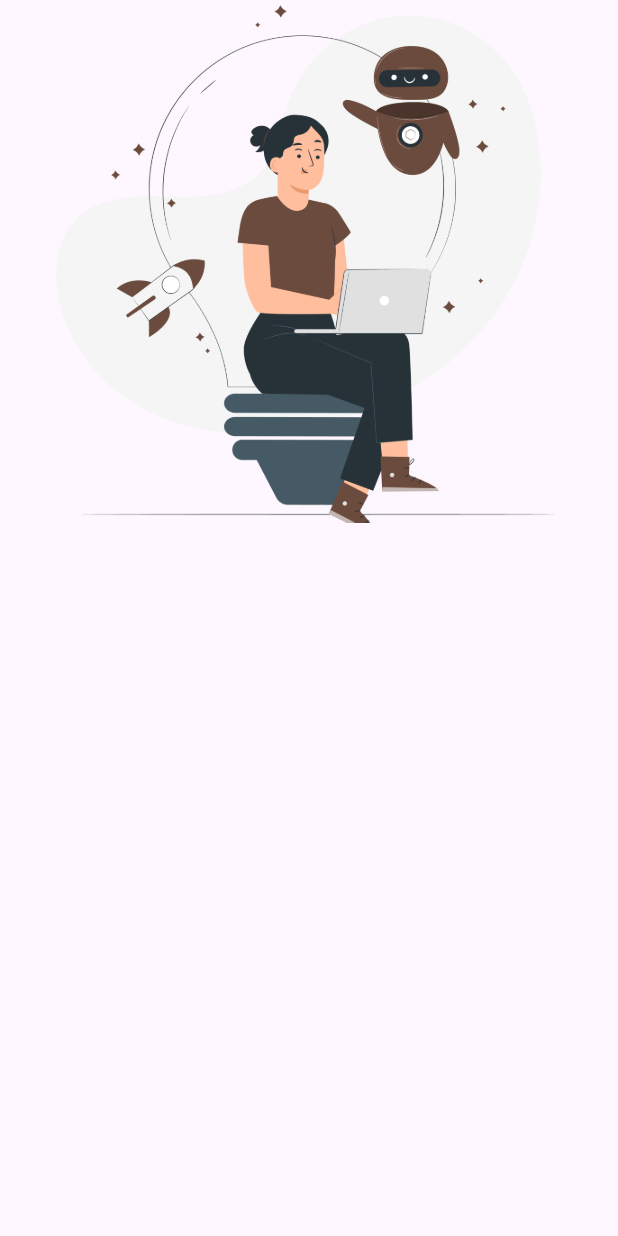
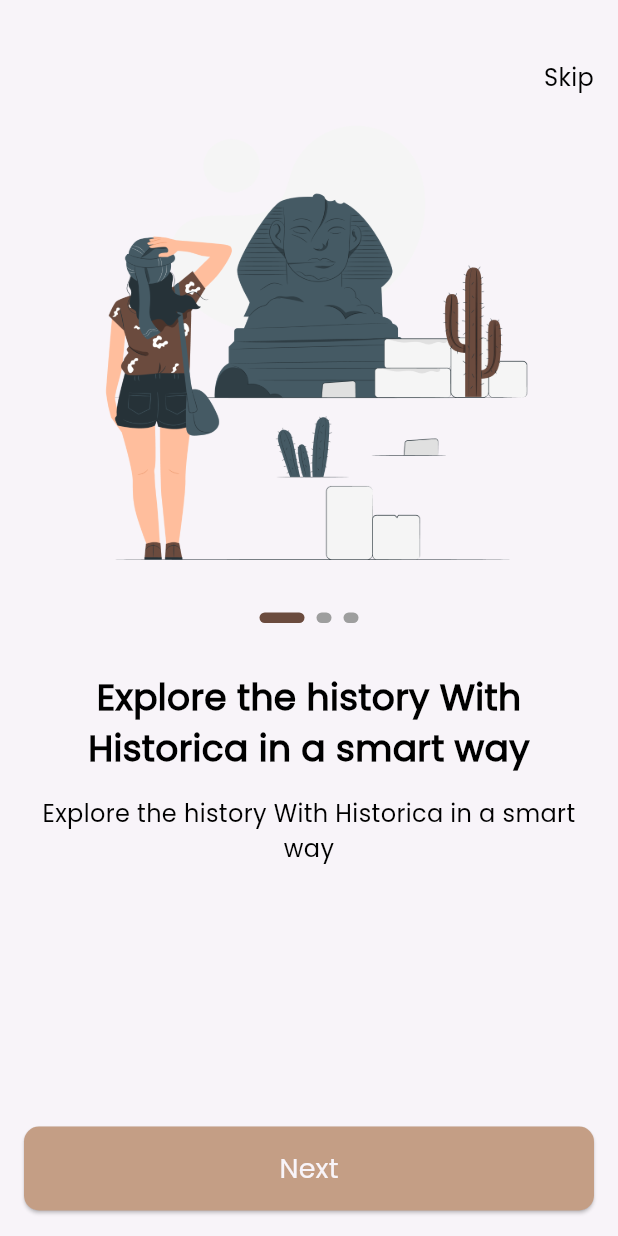
Before and after one commit to EyadHany30/Historica, a Flutter app: the screen it shows after launch, on a phone screen of 412 x 824 dp. Run offline on Flutter 3.47's test engine with Material 3 defaults, Android fonts, the light colour scheme and no system bars; drawn by our look-alikes of smooth_page_indicator; our stand-ins replace go_router.

Commit message:
day1final

```diff
--- /dev/null
+++ b/lib/core/functions/navigation.dart
@@ -0,0 +1,5 @@
+import 'package:go_router/go_router.dart';
+
+void customNavigate(context, String path) {
+  GoRouter.of(context).push(path);
+}
--- /dev/null
+++ b/lib/core/routes/app_router.dart
@@ -0,0 +1,14 @@
+import 'package:go_router/go_router.dart';
+import 'package:historica/features/on_boarding/presentation/view/on_boarding_view.dart';
+import 'package:historica/features/splash/presentation/views/splash_view.dart';
+
+final GoRouter router = GoRouter(routes: [
+  GoRoute(
+    path: "/",
+    builder: (context, state) => const SplashView(),
+  ),
+  GoRoute(
+    path: "/onBoarding",
+    builder: (context, state) => const OnBoardingView(),
+  ),
+]);
--- a/lib/core/utils/app_strings.dart
+++ b/lib/core/utils/app_strings.dart
@@ -0,0 +1,79 @@
+abstract class AppStrings {
+  //ToDo:All Strings
+
+  static const String appName = "Historica",
+      //!On Boarding Strings
+      skip = "Skip",
+      next = "Next",
+      createAccount = "Create Account",
+      loginNow = "Login Now",
+      //!Auth Strings
+      welcome = "Welcome!",
+      welcomeBack = "Welcome Back!",
+      fristName = "First Name",
+      lastName = "Last Name",
+      emailAddress = "Email Address",
+      password = "Password",
+      iHaveAgreeToOur = "I have agree to our ",
+      termsAndCondition = "Terms and Condition",
+      signUp = "Sign Up",
+      signIn = "Sign In",
+      alreadyHaveAnAccount = "Already have an account ? ",
+      dontHaveAnAccount = "Don’t have an account ? ",
+      forgotPassword = "Forgot Password ?",
+      //!Home Strings
+      recommendations = "Recommendations",
+      about = "About",
+      wars = "Wars",
+      //!Search Strings
+      searchDeepIntoTheHistory = "Search deep into the history",
+      recent = "Recent",
+      //!Profile Strings
+      profile = "Profile",
+      account = "Account",
+      editProfile = "Edit Profile",
+      notification = "Notification",
+      general = "General",
+      settings = "Settings",
+      security = "Security",
+      privacyPolicy = "Privacy Policy",
+      logOut = "Log Out",
+      //!Bazar
+      bazar = "Bazar",
+      historicalPeriods = "Historical periods",
+      historicalCharacters = "Historical Characters",
+      historyBooks = "History Books",
+      historicalSouvenirs = "Historical Souvenirs",
+      //!Cart
+      myCart = "My Cart",
+      totalPayment = "Total Payment",
+      checkoutNow = "Checkout Now",
+      //!Payment Strings
+      checkoutScreen = "Checkout Screen",
+      deliveryAddress = "Delivery Address",
+      change = "Change",
+      items = "1 items",
+      selectedProduct = "Selected Product",
+      paymentMethod = "Payment Method",
+      confirmPayment = "Confirm Payment",
+      orderSuccess = "Order Success",
+      thankYou =
+          "Thank you for your order here and your package will be sent to your address very quickly and fast good product",
+      backToHome = "Back To Home",
+      //!Forgot password
+      forgotPasswordPage = "Forgot Password",
+      sendResetPasswordLink = "Send Reset Passwrod Link",
+      verificationNow = "Verification Now",
+      resendCode = "Resend Code",
+      verifyAccount = "Verify Account",
+      enter4DigitCodeWeHaveSentTo = "Enter 4 digit code we have sent to ",
+      haventReceivedVerificationCode = "Haven’t received verification code?";
+}
+
+abstract class FireBaseStrings {
+  static const String historicalPeriods = "historical_periods";
+  static const String name = "name";
+  static const String description = "description";
+  static const String image = "image";
+  static const String wars = "wars";
+}
--- /dev/null
+++ b/lib/core/utils/app_text_styles.dart
@@ -0,0 +1,59 @@
+import 'package:flutter/material.dart';
+import 'package:historica/core/utils/app_colors.dart';
+
+class CustomTextStyles {
+  static final pacifico400style64 = TextStyle(
+    fontSize: 84,
+    fontWeight: FontWeight.w700,
+    color: AppColors.deepBrown,
+    fontFamily: "Tangerine",
+  );
+  static final poppins600style28 = TextStyle(
+    fontSize: 28,
+    fontWeight: FontWeight.w600,
+    color: AppColors.black,
+    fontFamily: "Poppins",
+  );
+  static final poppins400style12 = TextStyle(
+    fontSize: 12,
+    fontWeight: FontWeight.w400,
+    color: AppColors.deepGrey,
+    fontFamily: "Poppins",
+  );
+  static final poppins500style18 = TextStyle(
+    fontSize: 18,
+    fontWeight: FontWeight.w500,
+    color: AppColors.grey,
+    fontFamily: "Poppins",
+  );
+  static const poppins500style24 = TextStyle(
+    fontSize: 24,
+    fontWeight: FontWeight.w500,
+    color: Colors.black,
+    fontFamily: "Poppins",
+  );
+  static final poppins500style14 = TextStyle(
+    fontSize: 14,
+    fontWeight: FontWeight.w500,
+    color: AppColors.deepBrown,
+    fontFamily: "Poppins",
+  );
+  static const poppins300style16 = TextStyle(
+    fontSize: 16,
+    fontWeight: FontWeight.w300,
+    color: Colors.black,
+    fontFamily: "Poppins",
+  );
+  static final poppins400style20 = TextStyle(
+    fontSize: 20,
+    fontWeight: FontWeight.w400,
+    color: AppColors.deepBrown,
+    fontFamily: "Poppins",
+  );
+  static const pacifico700style32 = TextStyle(
+    fontSize: 42,
+    fontWeight: FontWeight.bold,
+    color: Colors.white,
+    fontFamily: "Pacifico",
+  );
+}
--- /dev/null
+++ b/lib/core/widgets/custom_btn.dart
@@ -0,0 +1,28 @@
+import 'package:flutter/material.dart';
+import 'package:historica/core/utils/app_colors.dart';
+import 'package:historica/core/utils/app_text_styles.dart';
+
+class CustomBtn extends StatelessWidget {
+  const CustomBtn({super.key, this.color, required this.text});
+  final Color? color;
+  final String text;
+  @override
+  Widget build(BuildContext context) {
+    return SizedBox(
+      width: double.infinity,
+      height: 56,
+      child: ElevatedButton(
+        onPressed: () {},
+        style: ElevatedButton.styleFrom(
+            backgroundColor: color ?? AppColors.primaryColor,
+            shape: RoundedRectangleBorder(
+                borderRadius: BorderRadius.circular(10))),
+        child: Text(
+          text,
+          style: CustomTextStyles.poppins500style24
+              .copyWith(fontSize: 18, color: AppColors.offWhite),
+        ),
+      ),
+    );
+  }
+}
--- /dev/null
+++ b/lib/features/on_boarding/presentation/view/on_boarding_view.dart
@@ -0,0 +1,36 @@
+import 'package:flutter/material.dart';
+import 'package:flutter/widgets.dart';
+import 'package:historica/core/utils/app_strings.dart';
+import 'package:historica/core/widgets/custom_btn.dart';
+import 'package:historica/features/on_boarding/presentation/view/widget/custom_nav_bar.dart';
+import 'package:historica/features/on_boarding/presentation/view/widget/on_boarding_body_widget.dart';
+
+class OnBoardingView extends StatelessWidget {
+  const OnBoardingView({super.key});
+
+  @override
+  Widget build(BuildContext context) {
+    return SafeArea(
+      child: Scaffold(
+        body: Padding(
+          padding: const EdgeInsets.symmetric(horizontal: 16.0),
+          child: Column(
+            children: [
+              const SizedBox(
+                height: 40,
+              ),
+              const CustomNavBar(),
+              OnBoardingWidgetBody(),
+              const CustomBtn(
+                text: AppStrings.next,
+              ),
+              const SizedBox(
+                height: 17,
+              )
+            ],
+          ),
+        ),
+      ),
+    );
+  }
+}
--- /dev/null
+++ b/lib/features/on_boarding/presentation/view/widget/custom_nav_bar.dart
@@ -0,0 +1,19 @@
+import 'package:flutter/material.dart';
+import 'package:historica/core/utils/app_strings.dart';
+import 'package:historica/core/utils/app_text_styles.dart';
+
+class CustomNavBar extends StatelessWidget {
+  const CustomNavBar({super.key});
+
+  @override
+  Widget build(BuildContext context) {
+    return Align(
+      alignment: Alignment.centerRight,
+      child: Text(
+        AppStrings.skip,
+        style: CustomTextStyles.poppins300style16
+            .copyWith(fontWeight: FontWeight.w400),
+      ),
+    );
+  }
+}
--- /dev/null
+++ b/lib/features/on_boarding/presentation/view/widget/custom_smooth_page_controller_widget.dart
@@ -0,0 +1,17 @@
+import 'package:flutter/material.dart';
+import 'package:historica/core/utils/app_colors.dart';
+import 'package:smooth_page_indicator/smooth_page_indicator.dart';
+
+class CustomSmoothPageIndiator extends StatelessWidget {
+  const CustomSmoothPageIndiator({super.key, required this.controller});
+  final PageController controller;
+  @override
+  Widget build(BuildContext context) {
+    return SmoothPageIndicator(
+      controller: controller,
+      count: 3,
+      effect: ExpandingDotsEffect(
+          activeDotColor: AppColors.deepBrown, dotHeight: 7, dotWidth: 10),
+    );
+  }
+}
--- /dev/null
+++ b/lib/features/on_boarding/presentation/view/widget/on_boarding_body_widget.dart
@@ -0,0 +1,45 @@
+import 'package:flutter/material.dart';
+import 'package:historica/core/utils/app_assets.dart';
+import 'package:historica/core/utils/app_text_styles.dart';
+import 'package:historica/features/on_boarding/presentation/view/widget/custom_smooth_page_controller_widget.dart';
+
+class OnBoardingWidgetBody extends StatelessWidget {
+  OnBoardingWidgetBody({super.key});
+  final PageController _controller = PageController();
+  @override
+  Widget build(BuildContext context) {
+    return Expanded(
+      child: PageView.builder(
+          controller: _controller,
+          itemCount: 3,
+          itemBuilder: (context, index) {
+            return Column(
+              children: [
+                Image.asset(Assets.assetsImagesOnBoarding1),
+                const SizedBox(
+                  height: 24,
+                ),
+                CustomSmoothPageIndiator(controller: _controller),
+                const SizedBox(
+                  height: 32,
+                ),
+                Text(
+                  "Explore the history With Historica in a smart way",
+                  style: CustomTextStyles.poppins500style24
+                      .copyWith(fontWeight: FontWeight.bold),
+                  textAlign: TextAlign.center,
+                ),
+                const SizedBox(
+                  height: 16,
+                ),
+                Text(
+                  "Explore the history With Historica in a smart way",
+                  style: CustomTextStyles.poppins300style16,
+                  textAlign: TextAlign.center,
+                )
+              ],
+            );
+          }),
+    );
+  }
+}
--- /dev/null
+++ b/lib/features/splash/presentation/views/splash_view.dart
@@ -0,0 +1,37 @@
+import 'package:flutter/material.dart';
+import 'package:historica/core/functions/navigation.dart';
+import 'package:historica/core/utils/app_strings.dart';
+import 'package:historica/core/utils/app_text_styles.dart';
+
+class SplashView extends StatefulWidget {
+  const SplashView({super.key});
+
+  @override
+  State<SplashView> createState() => _SplashView();
+}
+
+class _SplashView extends State<SplashView> {
+  @override
+  void initState() {
+    delayedNavigate(context);
+    super.initState();
+  }
+
+  @override
+  Widget build(BuildContext context) {
+    return Scaffold(
+      body: Center(
+        child: Text(
+          AppStrings.appName,
+          style: CustomTextStyles.pacifico400style64,
+        ),
+      ),
+    );
+  }
+}
+
+void delayedNavigate(context) {
+  Future.delayed(const Duration(seconds: 3), () {
+    customNavigate(context, "/onBoarding");
+  });
+}
--- a/lib/main.dart
+++ b/lib/main.dart
@@ -1,5 +1,6 @@
 import 'package:flutter/material.dart';
-import 'package:historica/core/utils/app_assets.dart';
+import 'package:historica/core/routes/app_router.dart';
+import 'package:historica/core/utils/app_colors.dart';
 
 void main() {
   runApp(const Historica());
@@ -10,9 +11,10 @@ class Historica extends StatelessWidget {
 
   @override
   Widget build(BuildContext context) {
-    return MaterialApp(
-      home: Scaffold(
-          body: Container(child: Image.asset(Assets.assetsImagesOnBoarding))),
+    return MaterialApp.router(
+      theme: ThemeData(scaffoldBackgroundColor: AppColors.offWhite),
+      debugShowCheckedModeBanner: false,
+      routerConfig: router,
     );
   }
 }
```
Also changed, not shown: pubspec.yaml (+17 -27 lines), assets/fonts/Pacifico-Regular1.ttf (added), assets/fonts/Tangerine-Bold.ttf (added), assets/fonts/Tangerine-Regular.ttf (added), lib/core/utils/app_constants.dart (deleted), lib/core/utils/app_functions.dart (deleted), pubspec.lock.
